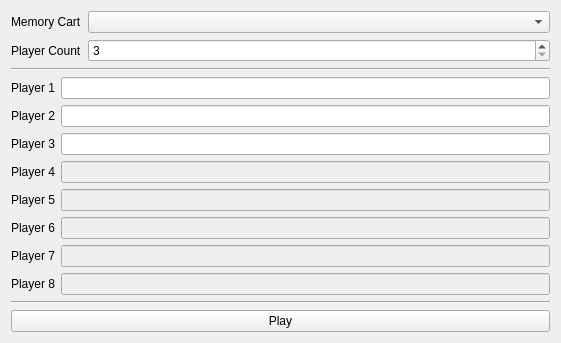
hOst1k-Top/DeniTheGame, file DeniTheGame/ui/GameInitScreen.ui: the form before one commit.
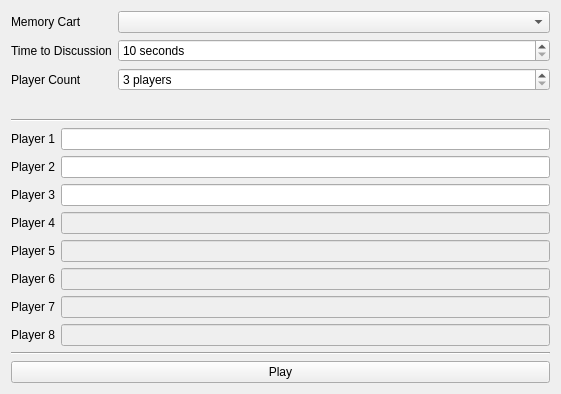
The form after the commit.

Patch:
```diff
--- a/DeniTheGame/ui/GameInitScreen.ui
+++ b/DeniTheGame/ui/GameInitScreen.ui
@@ -7,7 +7,7 @@
     <x>0</x>
     <y>0</y>
     <width>561</width>
-    <height>334</height>
+    <height>394</height>
    </rect>
   </property>
   <property name="windowTitle">
@@ -29,15 +29,18 @@
      <item row="0" column="1">
       <widget class="QComboBox" name="memoryCards"/>
      </item>
-     <item row="1" column="0">
+     <item row="2" column="0">
       <widget class="QLabel" name="label_2">
        <property name="text">
         <string>Player Count</string>
        </property>
       </widget>
      </item>
-     <item row="1" column="1">
+     <item row="2" column="1">
       <widget class="QSpinBox" name="pCount">
+       <property name="suffix">
+        <string> players</string>
+       </property>
        <property name="minimum">
         <number>3</number>
        </property>
@@ -46,6 +49,26 @@
        </property>
       </widget>
      </item>
+     <item row="1" column="0">
+      <widget class="QLabel" name="label_11">
+       <property name="text">
+        <string>Time to Discussion</string>
+       </property>
+      </widget>
+     </item>
+     <item row="1" column="1">
+      <widget class="QSpinBox" name="discussion">
+       <property name="suffix">
+        <string> seconds</string>
+       </property>
+       <property name="minimum">
+        <number>10</number>
+       </property>
+       <property name="maximum">
+        <number>300</number>
+       </property>
+      </widget>
+     </item>
     </layout>
    </item>
    <item>
```
